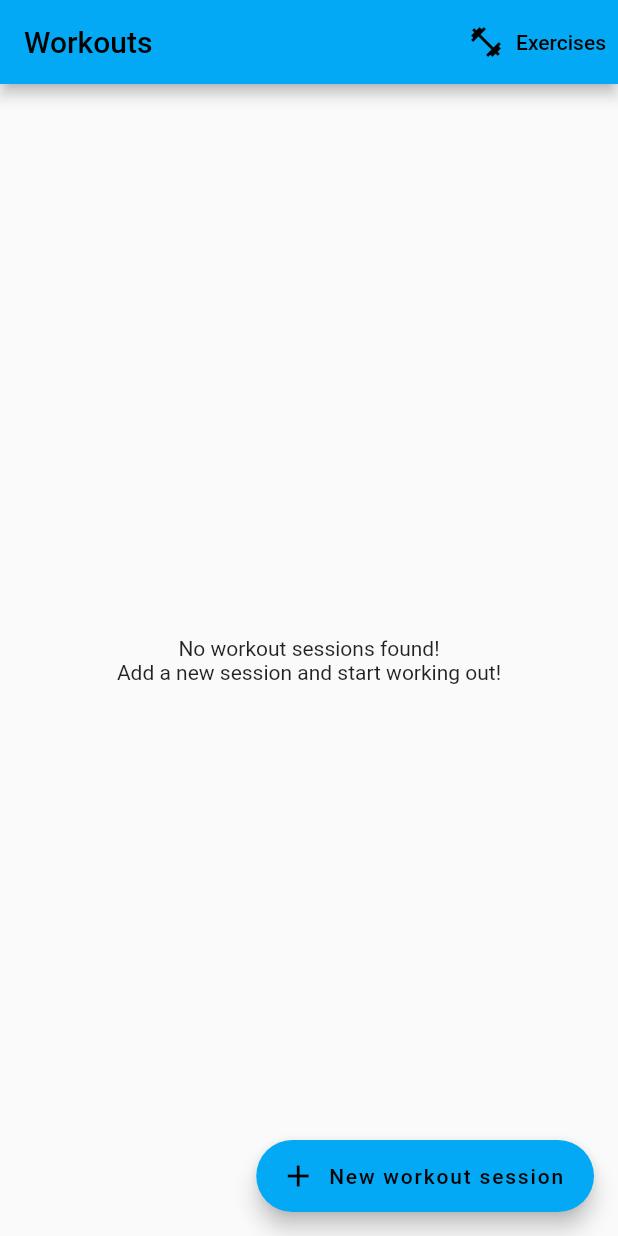
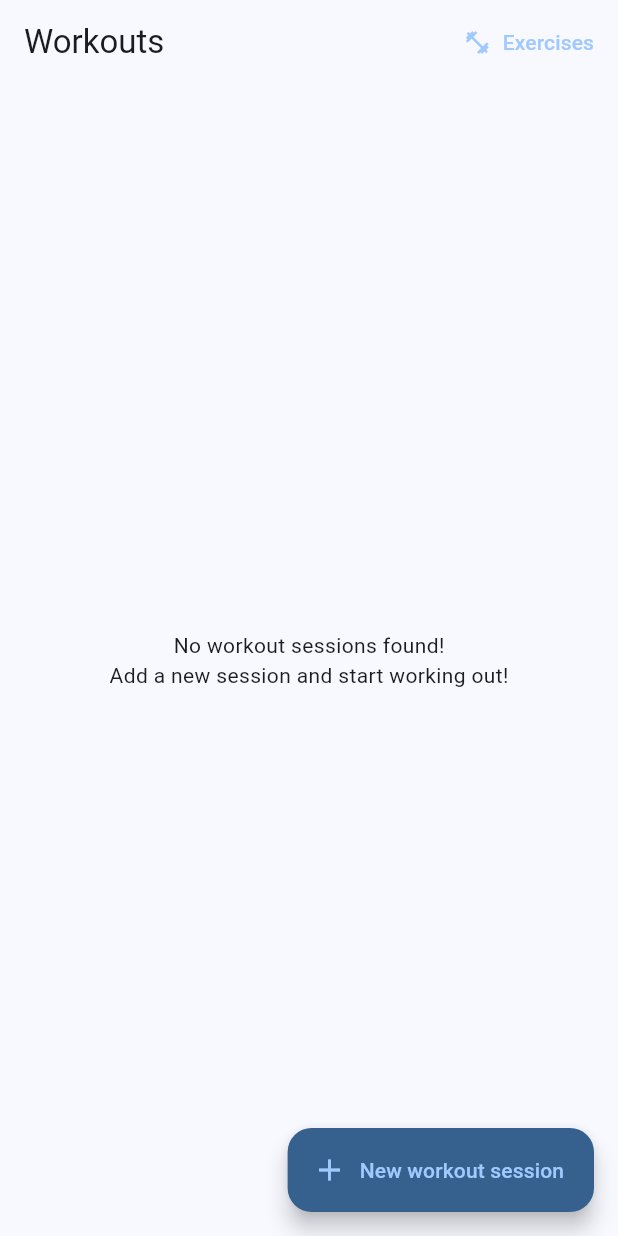
Before and after one commit to BaraShiro/WorkoutApp, a Flutter app: the screen it shows after launch, on a phone screen of 412 x 824 dp. Run offline on Flutter 3.47's test engine with Material 2 defaults, Android fonts, the phone set to English and light mode, and no system bars; our stand-ins replace bloc, equatable, flutter_bloc, fpdart, freezed_annotation, hive; accounts and stored records are empty.

```diff
--- a/lib/app.dart
+++ b/lib/app.dart
@@ -1,11 +1,7 @@
-import 'dart:io';
 import 'package:flutter/cupertino.dart';
 import 'package:flutter/material.dart';
-import 'package:flutter_bloc/flutter_bloc.dart';
 import 'package:workout/dashboard/dashboard.dart';
 import 'package:workout/dashboard/view/dashboard_page.dart';
-import 'package:workout/loading/loading.dart';
-import 'package:workout_model/workout_model.dart';
 
 class App extends StatelessWidget {
   const App({super.key});
@@ -15,7 +11,9 @@ class App extends StatelessWidget {
     return MaterialApp(
       title: 'Workout',
       theme: ThemeData(
-        primarySwatch: Colors.lightBlue,
+        useMaterial3: true,
+          colorSchemeSeed: Colors.blue,
+        // primarySwatch: Colors.lightBlue,
       ),
       home: DashboardPage(),
     );
```
